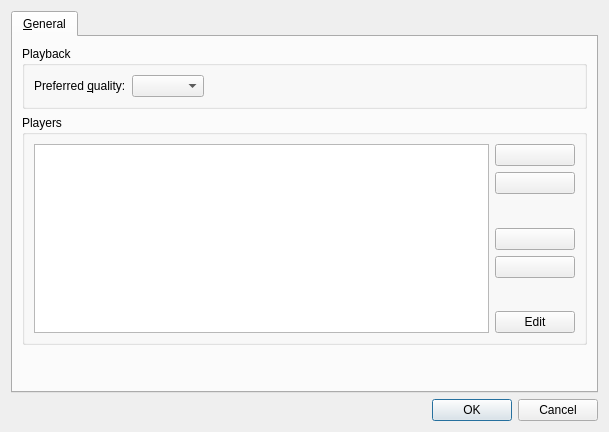
Above: src/configdialog.ui from smplayer-dev/smtube before the change. Below: the same form after it.
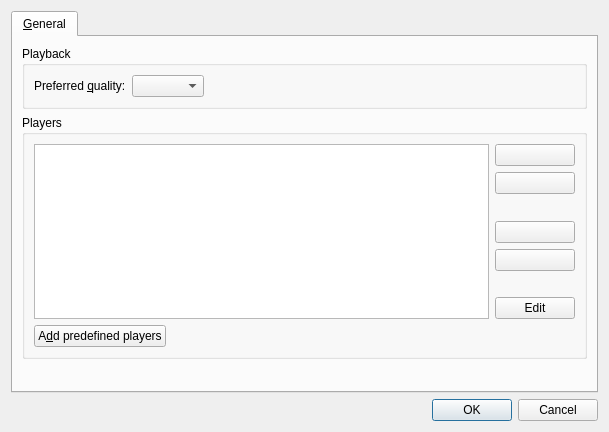
That is the form after the change. Icons and pictures are not drawn.

Commit message: Add a button in the settings dialog to add the predefined players to the list of players

```diff
--- a/src/configdialog.ui
+++ b/src/configdialog.ui
@@ -64,7 +64,9 @@
          <property name="title">
           <string>Players</string>
          </property>
-         <layout class="QHBoxLayout" name="horizontalLayout_2">
+         <layout class="QVBoxLayout" name="verticalLayout_4">
+          <item>
+           <layout class="QHBoxLayout" name="horizontalLayout_3">
           <item>
            <widget class="QListWidget" name="table"/>
           </item>
@@ -150,6 +152,32 @@
            </layout>
           </item>
          </layout>
+          </item>
+          <item>
+           <layout class="QHBoxLayout" name="horizontalLayout_2">
+            <item>
+             <widget class="QPushButton" name="addplayers_button">
+              <property name="text">
+               <string>A&amp;dd predefined players</string>
+              </property>
+             </widget>
+            </item>
+            <item>
+             <spacer name="horizontalSpacer">
+              <property name="orientation">
+               <enum>Qt::Horizontal</enum>
+              </property>
+              <property name="sizeHint" stdset="0">
+               <size>
+                <width>348</width>
+                <height>17</height>
+               </size>
+              </property>
+             </spacer>
+            </item>
+           </layout>
+          </item>
+         </layout>
         </widget>
        </item>
        <item>
```
Left out of the diff: 1 changed line with no effect on the pictures. Lines whose indentation alone changed are shown as unchanged. The commit also changes 5 other files.
